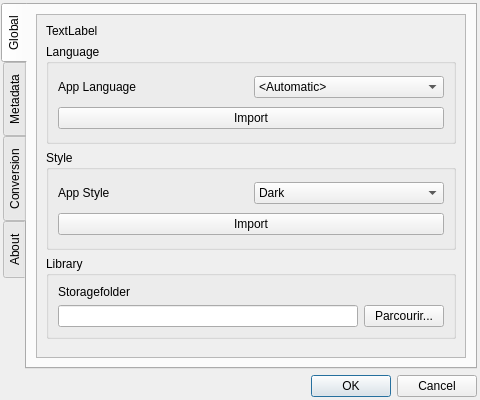
This is home/settings.ui in LordKBX/eBookCollection as Qt 5 draws it before an edit. The edited form follows.
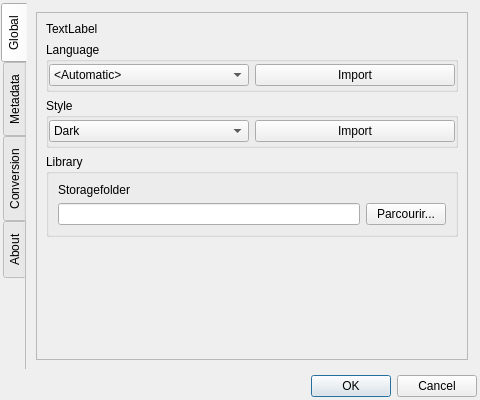
This is the edited form.

Patch:
```diff
--- a/home/settings.ui
+++ b/home/settings.ui
@@ -19,6 +19,9 @@
   <property name="windowTitle">
    <string>Dialog</string>
   </property>
+  <property name="autoFillBackground">
+   <bool>true</bool>
+  </property>
   <property name="modal">
    <bool>true</bool>
   </property>
@@ -43,6 +46,18 @@
        <height>50</height>
       </size>
      </property>
+     <property name="cursor">
+      <cursorShape>PointingHandCursor</cursorShape>
+     </property>
+     <property name="focusPolicy">
+      <enum>Qt::NoFocus</enum>
+     </property>
+     <property name="autoFillBackground">
+      <bool>true</bool>
+     </property>
+     <property name="styleSheet">
+      <string notr="true"/>
+     </property>
      <property name="tabPosition">
       <enum>QTabWidget::West</enum>
      </property>
@@ -59,17 +74,20 @@
       </size>
      </property>
      <property name="elideMode">
-      <enum>Qt::ElideNone</enum>
+      <enum>Qt::ElideMiddle</enum>
      </property>
      <property name="documentMode">
-      <bool>false</bool>
+      <bool>true</bool>
      </property>
      <property name="tabBarAutoHide">
       <bool>false</bool>
      </property>
      <widget class="QWidget" name="tab_global">
       <property name="toolTip">
-       <string>Générale</string>
+       <string/>
+      </property>
+      <property name="autoFillBackground">
+       <bool>true</bool>
       </property>
       <attribute name="title">
        <string>Global</string>
@@ -77,6 +95,9 @@
       <layout class="QVBoxLayout" name="verticalLayout">
        <item>
         <widget class="QScrollArea" name="tab_global_scroll_area">
+         <property name="autoFillBackground">
+          <bool>false</bool>
+         </property>
          <property name="widgetResizable">
           <bool>true</bool>
          </property>
@@ -85,8 +106,8 @@
            <rect>
             <x>0</x>
             <y>0</y>
-            <width>429</width>
-            <height>343</height>
+            <width>431</width>
+            <height>347</height>
            </rect>
           </property>
           <layout class="QVBoxLayout" name="verticalLayout_11">
@@ -102,24 +123,29 @@
              <property name="minimumSize">
               <size>
                <width>0</width>
-               <height>100</height>
+               <height>50</height>
               </size>
              </property>
              <property name="title">
               <string>Language</string>
              </property>
              <layout class="QVBoxLayout" name="verticalLayout_3">
+              <property name="leftMargin">
+               <number>0</number>
+              </property>
+              <property name="topMargin">
+               <number>0</number>
+              </property>
+              <property name="rightMargin">
+               <number>0</number>
+              </property>
+              <property name="bottomMargin">
+               <number>0</number>
+              </property>
               <item>
                <layout class="QHBoxLayout" name="tab_global_lang_hl">
                 <item>
-                 <widget class="QLabel" name="tab_global_lang_selection_label">
-                  <property name="text">
-                   <string>App Language</string>
-                  </property>
-                 </widget>
-                </item>
-                <item>
-                 <widget class="QComboBox" name="tab_global_lang_selection_combo_box">
+                 <widget class="QComboBox" name="tab_global_lang_combo_box">
                   <item>
                    <property name="text">
                     <string>&lt;Automatic&gt;</string>
@@ -137,15 +163,15 @@
                   </item>
                  </widget>
                 </item>
+                <item>
+                 <widget class="QPushButton" name="tab_global_lang_btn">
+                  <property name="text">
+                   <string>Import</string>
+                  </property>
+                 </widget>
+                </item>
                </layout>
               </item>
-              <item>
-               <widget class="QPushButton" name="lang_import_btn">
-                <property name="text">
-                 <string>Import</string>
-                </property>
-               </widget>
-              </item>
              </layout>
             </widget>
            </item>
@@ -154,24 +180,29 @@
              <property name="minimumSize">
               <size>
                <width>0</width>
-               <height>100</height>
+               <height>50</height>
               </size>
              </property>
              <property name="title">
               <string>Style</string>
              </property>
              <layout class="QVBoxLayout" name="verticalLayout_4">
+              <property name="leftMargin">
+               <number>0</number>
+              </property>
+              <property name="topMargin">
+               <number>0</number>
+              </property>
+              <property name="rightMargin">
+               <number>0</number>
+              </property>
+              <property name="bottomMargin">
+               <number>0</number>
+              </property>
               <item>
                <layout class="QHBoxLayout" name="tab_global_style_hl">
                 <item>
-                 <widget class="QLabel" name="tab_global_style_selection_label">
-                  <property name="text">
-                   <string>App Style</string>
-                  </property>
-                 </widget>
-                </item>
-                <item>
-                 <widget class="QComboBox" name="tab_global_style_selection_combo_box">
+                 <widget class="QComboBox" name="tab_global_style_combo_box">
                   <item>
                    <property name="text">
                     <string>Dark</string>
@@ -184,15 +215,15 @@
                   </item>
                  </widget>
                 </item>
+                <item>
+                 <widget class="QPushButton" name="tab_global_style_import_btn">
+                  <property name="text">
+                   <string>Import</string>
+                  </property>
+                 </widget>
+                </item>
                </layout>
               </item>
-              <item>
-               <widget class="QPushButton" name="tab_global_style_import_btn">
-                <property name="text">
-                 <string>Import</string>
-                </property>
-               </widget>
-              </item>
              </layout>
             </widget>
            </item>
```
Left out of the diff: 12 changed lines with no effect on the pictures.
